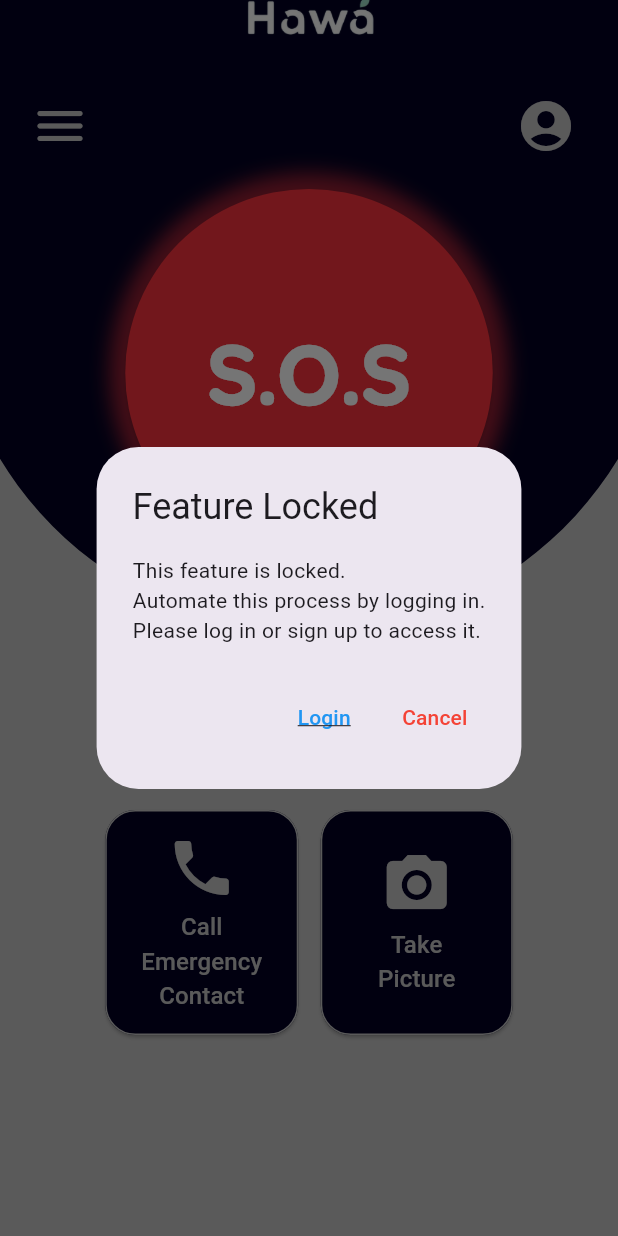
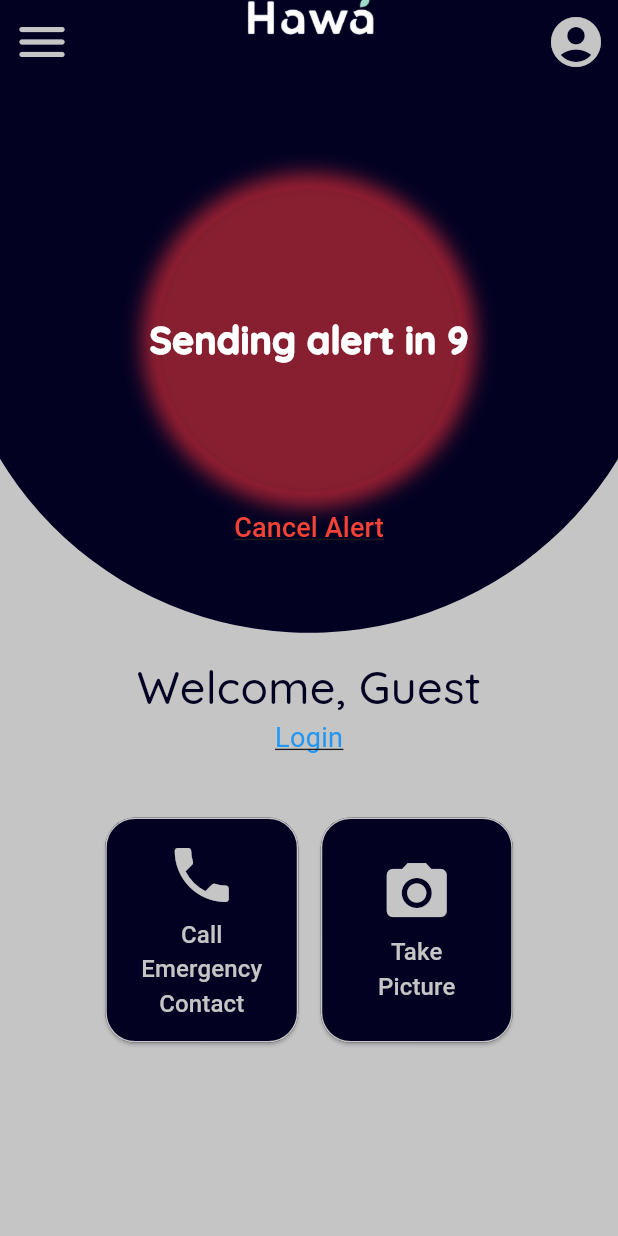
Before and after one commit to nataliaamah/hawa_v2, a Flutter app: the HomePage screen opened directly, after a tap on "S.O.S", on a phone screen of 412 x 824 dp. Run offline on Flutter 3.47's test engine with Material 3 defaults, Android fonts, the light colour scheme and no system bars; our stand-ins replace camera, cloud_firestore, dio, firebase_auth, firebase_core, firebase_storage and 11 more; missing offline and left inert: flutter_vibrate, telephony; accounts and stored records are empty.

Commit message:
SOS progress

```diff
--- a/lib/home_page.dart
+++ b/lib/home_page.dart
@@ -58,6 +58,11 @@ class _HomePageState extends State<HomePage> with SingleTickerProviderStateMixin
   DateTime? _lastAlertTime;
   bool _canSendAlert = true;
   bool _isProcessingAlert = false;
+  bool _sosPressed = false;
+  bool _alertSent = false;
+  int _countdown = 10;
+  bool _retracted = false;
+  StreamSubscription<DocumentSnapshot>? _retractedSubscription;
 
   static const platform = MethodChannel('com.hawa.application/location');
 
@@ -80,6 +85,7 @@ class _HomePageState extends State<HomePage> with SingleTickerProviderStateMixin
     _timer.cancel();
     if (_isAuthenticated) {
       _gyroscopeSubscription.cancel();
+      _retractedSubscription?.cancel();
     }
     _cameraController?.dispose();
     super.dispose();
@@ -373,7 +379,6 @@ class _HomePageState extends State<HomePage> with SingleTickerProviderStateMixin
       'location': GeoPoint(_locationData.latitude!, _locationData.longitude!),
       'timestamp': FieldValue.serverTimestamp(),
       'resolved': false,
-      'isShakeEmergency': true, // Set isShakeEmergency to true
     });
 
     logger.d('Emergency alert initialized with ID: ${docRef.id}');
@@ -404,9 +409,47 @@ class _HomePageState extends State<HomePage> with SingleTickerProviderStateMixin
     return returnURL;
   }
 
+  // Function to initialize the SOS emergency alert in Firestore
+  Future<String> _initializeSosEmergencyAlert() async {
+    Location location = new Location();
+
+    bool _serviceEnabled;
+    PermissionStatus _permissionGranted;
+    LocationData _locationData;
+
+    _serviceEnabled = await location.serviceEnabled();
+    if (!_serviceEnabled) {
+      _serviceEnabled = await location.requestService();
+      if (!_serviceEnabled) {
+        throw Exception('Location service not enabled');
+      }
+    }
+
+    _permissionGranted = await location.hasPermission();
+    if (_permissionGranted == PermissionStatus.denied) {
+      _permissionGranted = await location.requestPermission();
+      if (_permissionGranted != PermissionStatus.granted) {
+        throw Exception('Location permission not granted');
+      }
+    }
+
+    _locationData = await location.getLocation();
+
+    DocumentReference docRef = await FirebaseFirestore.instance.collection('staff_emergency').add({
+      'userId': widget.userId,
+      'location': GeoPoint(_locationData.latitude!, _locationData.longitude!),
+      'timestamp': FieldValue.serverTimestamp(),
+      'resolved': false,
+      'retracted': false,
+    });
+
+    logger.d('SOS emergency alert initialized with ID: ${docRef.id}');
+    return docRef.id;
+  }
+
   void _startShakeDetection() {
     _gyroscopeSubscription = gyroscopeEvents.listen((GyroscopeEvent event) {
-      final double shakeThreshold = 10.0; // Increased value to detect larger shakes
+      final double shakeThreshold = 13.0; // Increased value to detect larger shakes
       final angularVelocity = sqrt(event.x * event.x + event.y * event.y + event.z * event.z); // Calculate the angular velocity magnitude
 
       if (!_isProcessingAlert && !_isSnapping && angularVelocity > shakeThreshold) {
@@ -416,7 +459,7 @@ class _HomePageState extends State<HomePage> with SingleTickerProviderStateMixin
         Vibrate.feedback(FeedbackType.warning); // Haptic feedback on shake detection
         _showShakeDetectionAlert(); // Show alert popup
 
-        _disableGyroscopeFor10Seconds(); // Disable gyroscope for 5 seconds after detecting shake
+        _disableGyroscopeFor10Seconds(); // Disable gyroscope for 10 seconds after detecting shake
       }
     });
   }
@@ -503,6 +546,64 @@ class _HomePageState extends State<HomePage> with SingleTickerProviderStateMixin
     );
   }
 
+  void _handleSosPress() {
+    setState(() {
+      _sosPressed = true;
+      _countdown = 10;
+    });
+    Timer.periodic(Duration(seconds: 1), (timer) {
+      setState(() {
+        _countdown--;
+      });
+      if (_countdown <= 0) {
+        timer.cancel();
+        setState(() {
+          _alertSent = true;
+        });
+        // Send SOS alert
+        _sendSosAlert();
+      }
+    });
+  }
+
+  void _sendSosAlert() async {
+    try {
+      _currentEmergencyId = await _initializeSosEmergencyAlert();
+      _retractedSubscription = FirebaseFirestore.instance
+          .collection('staff_emergency')
+          .doc(_currentEmergencyId)
+          .snapshots()
+          .listen((snapshot) {
+        if (snapshot.exists) {
+          setState(() {
+            _retracted = snapshot.data()?['retracted'] ?? false;
+            if (_retracted) {
+              _sosPressed = false;
+              _alertSent = false;
+            }
+          });
+        }
+      });
+      logger.d('SOS alert sent.');
+    } catch (e) {
+      logger.e('Error sending SOS alert: $e');
+    }
+  }
+
+  void _cancelSosAlert() async {
+    if (_currentEmergencyId != null) {
+      await FirebaseFirestore.instance.collection('staff_emergency').doc(_currentEmergencyId).update({
+        'retracted': true,
+      });
+      setState(() {
+        _sosPressed = false;
+        _alertSent = false;
+        _countdown = 10;
+      });
+      logger.d('SOS alert retracted.');
+    }
+  }
+
   @override
   Widget build(BuildContext context) {
     String firstName = getFirstName(widget.fullName);
@@ -519,6 +620,27 @@ class _HomePageState extends State<HomePage> with SingleTickerProviderStateMixin
           height: 200,
           width: 200,
         ),
+        leading: IconButton(
+          icon: Icon(Icons.menu_rounded, color: Color.fromRGBO(197, 197, 197, 1), size: 40),
+          onPressed: () {
+            Scaffold.of(context).openDrawer();
+          },
+        ),
+        actions: [
+          IconButton(
+            icon: Icon(Icons.account_circle_rounded, size: 40, color: Color.fromRGBO(197, 197, 197, 1)),
+            onPressed: () {
+              Navigator.push(
+                context,
+                MaterialPageRoute(builder: (context) => ProfilePage(userId: widget.userId, isAuthenticated: widget.isAuthenticated)),
+              ).then((value) {
+                setState(() {
+                  // This will refresh the state and update the welcome message
+                });
+              });
+            },
+          ),
+        ],
       ),
       drawer: AppDrawer(isAuthenticated: _isAuthenticated, userId: widget.userId),
       body: Builder(
@@ -527,33 +649,6 @@ class _HomePageState extends State<HomePage> with SingleTickerProviderStateMixin
             CustomPaint(
               size: Size(MediaQuery.of(context).size.width, 250),
               painter: HalfCirclePainter(Color.fromRGBO(2, 1, 34, 1)),
-            ),
-            Row(
-              children: [
-                Padding(
-                  padding: EdgeInsets.only(left: 20),
-                  child: GestureDetector(
-                    onTap: () {
-                      Scaffold.of(context).openDrawer();
-                    },
-                    child: Icon(Icons.menu_rounded, color: Color.fromRGBO(197, 197, 197, 1), size: 40),
-                  ),
-                ),
-                Spacer(),
-                Padding(
-                  padding: EdgeInsets.only(right: 20),
-                  child: IconButton(
-                    onPressed: () {
-                      Navigator.push(context, MaterialPageRoute(builder: (context) => ProfilePage(userId: widget.userId, isAuthenticated: widget.isAuthenticated))).then((value) {
-                        setState(() {
-                          // This will refresh the state and update the welcome message
-                        });
-                      });
-                    },
-                    icon: Icon(Icons.account_circle_rounded, size: 40, color: Color.fromRGBO(197, 197, 197, 1)),
-                  ),
-                ),
-              ],
             ),
             Column(
               mainAxisAlignment: MainAxisAlignment.start,
@@ -573,17 +668,26 @@ class _HomePageState extends State<HomePage> with SingleTickerProviderStateMixin
                       ],
                     ),
                     child: ElevatedButton(
-                      onPressed: () async {
-                        if (!_isAuthenticated) {
-                          await _showLoginRequiredDialog();
-                        } else {
-                          _handleShakeEmergency();
-                        }
+                      onPressed: _sosPressed
+                          ? null
+                          : () {
+                              _handleSosPress();
                             },
                       child: Column(
                         mainAxisAlignment: MainAxisAlignment.center,
                         children: [
-                          Text(
+                          _sosPressed
+                              ? Text(
+                                  _alertSent ? "Hold tight." : 'Sending alert in $_countdown',
+                                  style: GoogleFonts.quicksand(
+                                    textStyle: TextStyle(
+                                      color: const Color.fromARGB(255, 255, 255, 255),
+                                      fontWeight: FontWeight.w900,
+                                      fontSize: _alertSent ? 25 : 25,
+                                    ),
+                                  ),
+                                )
+                              : Text(
                                   'S.O.S',
                                   style: GoogleFonts.quicksand(
                                     textStyle: TextStyle(
@@ -600,6 +704,20 @@ class _HomePageState extends State<HomePage> with SingleTickerProviderStateMixin
                         backgroundColor: Color.fromRGBO(248, 51, 60, 1),
                         padding: EdgeInsets.all(83),
                       ),
+                    ),
+                  ),
+                ),
+                if (_sosPressed)
+                  TextButton(
+                    onPressed: () {
+                      _cancelSosAlert();
+                    },
+                    child: Text(
+                      _alertSent ? 'Retract Alert' : 'Cancel Alert',
+                      style: TextStyle(
+                        color: Colors.red,
+                        fontSize: 18,
+                        decoration: TextDecoration.underline,
                       ),
                     ),
                   ),
--- a/lib/profile_page.dart
+++ b/lib/profile_page.dart
@@ -27,6 +27,7 @@ class _ProfilePageState extends State<ProfilePage> {
   }
 
   void fetchUserData() async {
+    try {
       DocumentSnapshot doc = await FirebaseFirestore.instance
           .collection('users')
           .doc(widget.userId)
@@ -34,6 +35,9 @@ class _ProfilePageState extends State<ProfilePage> {
       setState(() {
         userDocument = doc;
       });
+    } catch (e) {
+      print('Error fetching user data: $e');
+    }
   }
 
   void _showAuthenticationPopup() {
@@ -111,14 +115,12 @@ class _ProfilePageState extends State<ProfilePage> {
                           SizedBox(height: 10),
                           GestureDetector(
                             onTap: () async {
-                              // Navigate to EditProfilePage and wait for the result
                               await Navigator.push(
                                 context,
                                 MaterialPageRoute(
                                   builder: (context) => EditProfilePage(userId: widget.userId),
                                 ),
                               );
-                              // Reload the user data after returning from EditProfilePage
                               fetchUserData();
                             },
                             child: Center(
```
Also changed, not shown: lib/appdrawer.dart (+5 -7 lines). Lines whose indentation alone changed are shown as unchanged.
